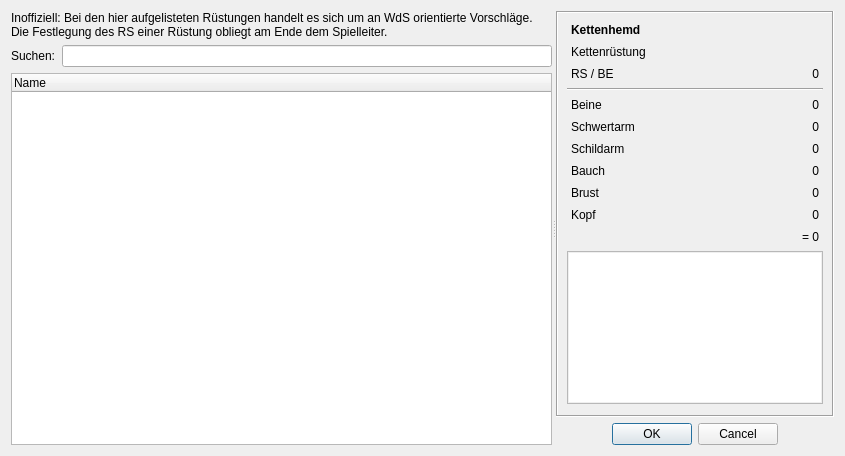
Aeolitus/Sephrasto, file designer/CharakterRuestungen.ui: the form before one commit.
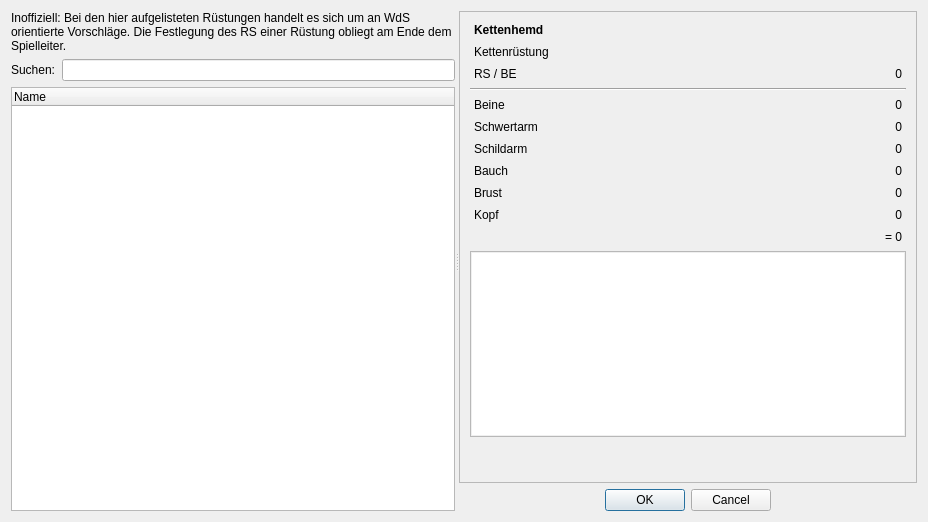
The form after the commit.

```diff
--- a/designer/CharakterRuestungen.ui
+++ b/designer/CharakterRuestungen.ui
@@ -9,8 +9,8 @@
    <rect>
     <x>0</x>
     <y>0</y>
-    <width>845</width>
-    <height>456</height>
+    <width>928</width>
+    <height>522</height>
    </rect>
   </property>
   <property name="windowTitle">
@@ -25,7 +25,7 @@
      <widget class="QWidget" name="verticalLayout_2" native="true">
       <property name="sizePolicy">
        <sizepolicy hsizetype="Preferred" vsizetype="Preferred">
-        <horstretch>1</horstretch>
+        <horstretch>0</horstretch>
         <verstretch>0</verstretch>
        </sizepolicy>
       </property>
@@ -124,7 +124,7 @@
           <string notr="true">padding: 1px</string>
          </property>
          <property name="frameShape">
-          <enum>QFrame::Box</enum>
+          <enum>QFrame::StyledPanel</enum>
          </property>
          <property name="widgetResizable">
           <bool>true</bool>
@@ -134,8 +134,8 @@
            <rect>
             <x>0</x>
             <y>0</y>
-            <width>278</width>
-            <height>393</height>
+            <width>449</width>
+            <height>459</height>
            </rect>
           </property>
           <layout class="QGridLayout" name="gridLayout">
```
